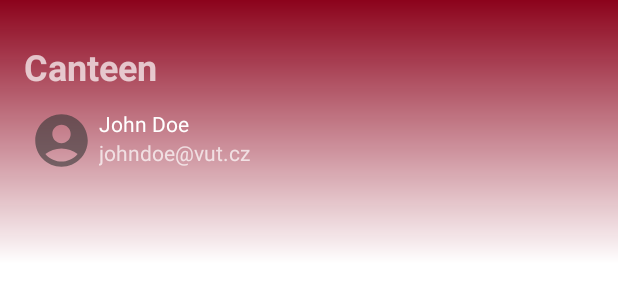
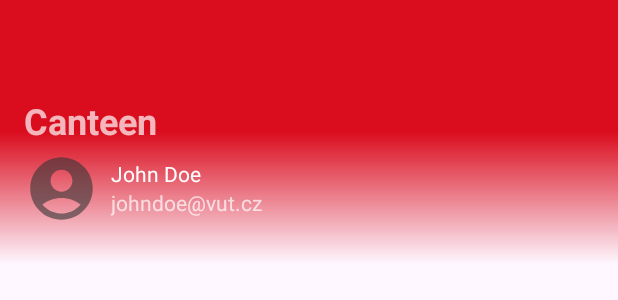
Before and after one commit to MarekHavel/ITU, an Android app: the layout menu_header.xml on its own in the app's theme, with its tools: preview values and no code run, on a phone screen of 412 x 824 dp. Shown: the top 300 px of the screen. Run offline under Robolectric (Android 15) with nearby library versions, the phone set to English and light mode, and no system bars.

Commit message:
Updated to Material3

```diff
--- a/frontend/app/src/main/res/drawable/menu_header_background.xml
+++ b/frontend/app/src/main/res/drawable/menu_header_background.xml
@@ -3,6 +3,7 @@
     <gradient
         android:angle="-90"
         android:endColor="?backgroundColor"
-        android:startColor="?colorPrimaryVariant"
+        android:centerColor="?colorPrimary"
+        android:startColor="?colorPrimary"
         android:type="linear" />
 </shape>
--- a/frontend/app/src/main/res/layout/activity_main.xml
+++ b/frontend/app/src/main/res/layout/activity_main.xml
@@ -20,6 +20,8 @@
         android:layout_height="match_parent"
         android:layout_gravity="start"
         android:fitsSystemWindows="true"
+        android:layout_marginTop="24dp"
+        app:drawerLayoutCornerSize="30dp"
         app:headerLayout="@layout/menu_header"
         app:menu="@menu/menu_content" />
 </androidx.drawerlayout.widget.DrawerLayout>
--- a/frontend/app/src/main/res/layout/menu_header.xml
+++ b/frontend/app/src/main/res/layout/menu_header.xml
@@ -1,14 +1,12 @@
 <?xml version="1.0" encoding="utf-8"?>
 <LinearLayout xmlns:android="http://schemas.android.com/apk/res/android"
     xmlns:app="http://schemas.android.com/apk/res-auto"
+    xmlns:tools="http://schemas.android.com/tools"
     android:layout_width="match_parent"
     android:layout_height="@dimen/nav_header_height"
     android:background="@drawable/menu_header_background"
     android:orientation="vertical"
-    android:paddingLeft="@dimen/activity_horizontal_margin"
-    android:paddingTop="@dimen/activity_vertical_margin"
-    android:paddingRight="@dimen/activity_horizontal_margin"
-    android:paddingBottom="@dimen/activity_vertical_margin"
+    android:fitsSystemWindows="true"
     android:theme="@style/ThemeOverlay.AppCompat.Dark">
 
     <TextView
@@ -17,33 +15,35 @@
         android:text="@string/app_name"
         android:textStyle="bold"
         android:textSize="24sp"
-        android:paddingTop="12dp"
+        android:paddingStart="16dp"
+        android:paddingEnd="16dp"
         android:paddingBottom="4dp"/>
 
     <LinearLayout
         android:layout_width="wrap_content"
         android:layout_height="wrap_content"
+        android:paddingStart="16dp"
+        android:paddingEnd="16dp"
         android:orientation="horizontal">
 
         <ImageView
             android:id="@+id/imageView"
-            android:layout_width="wrap_content"
-            android:layout_height="wrap_content"
+            android:layout_width="50dp"
+            android:layout_height="50dp"
             android:contentDescription="@string/nav_header_desc"
-            android:minWidth="50dp"
-            android:minHeight="50dp"
-            android:paddingTop="@dimen/nav_header_vertical_spacing"
             app:srcCompat="@drawable/profile" />
 
         <LinearLayout
             android:layout_width="match_parent"
             android:layout_height="match_parent"
+            android:paddingStart="8dp"
+            android:paddingEnd="8dp"
+            android:gravity="center_vertical"
             android:orientation="vertical">
 
             <TextView
-                android:layout_width="match_parent"
+                android:layout_width="wrap_content"
                 android:layout_height="wrap_content"
-                android:paddingTop="@dimen/nav_header_vertical_spacing"
                 android:text="@string/nav_header_title"
                 android:textAppearance="@style/TextAppearance.AppCompat.Body1" />
 
--- a/frontend/app/src/main/res/values-night/themes.xml
+++ b/frontend/app/src/main/res/values-night/themes.xml
@@ -1,6 +1,6 @@
 <resources xmlns:tools="http://schemas.android.com/tools">
     <!-- Base application theme. -->
-    <style name="Theme.Canteen" parent="Theme.MaterialComponents.DayNight.DarkActionBar">
+    <style name="Theme.Canteen" parent="Theme.Material3.DayNight">
         <!-- Primary brand color. -->
         <item name="colorPrimary">@color/red_900</item>
         <item name="colorPrimaryVariant">@color/red_700</item>
@@ -8,5 +8,7 @@
         <!-- Status bar color. -->
         <item name="android:statusBarColor">?attr/colorPrimaryVariant</item>
         <!-- Customize your theme here. -->
+        <item name="android:windowTranslucentStatus">true</item>
+        <item name="navigationViewStyle">@style/Widget.Canteen.NavigationView</item>
     </style>
 </resources>
--- a/frontend/app/src/main/res/values/themes.xml
+++ b/frontend/app/src/main/res/values/themes.xml
@@ -1,6 +1,6 @@
 <resources xmlns:tools="http://schemas.android.com/tools">
     <!-- Base application theme. -->
-    <style name="Theme.Canteen" parent="Theme.MaterialComponents.DayNight.DarkActionBar">
+    <style name="Theme.Canteen" parent="Theme.Material3.DayNight">
         <!-- Primary brand color. -->
         <item name="colorPrimary">@color/red_700</item>
         <item name="colorPrimaryVariant">@color/red_900</item>
@@ -8,6 +8,8 @@
         <!-- Status bar color. -->
         <item name="android:statusBarColor">?attr/colorPrimaryVariant</item>
         <!-- Customize your theme here. -->
+        <item name="android:windowTranslucentStatus">true</item>
+        <item name="navigationViewStyle">@style/Widget.Canteen.NavigationView</item>
     </style>
 
     <style name="Theme.Canteen.NoActionBar">
@@ -18,4 +20,19 @@
     <style name="Theme.Canteen.AppBarOverlay" parent="ThemeOverlay.AppCompat.Dark.ActionBar" />
 
     <style name="Theme.Canteen.PopupOverlay" parent="ThemeOverlay.AppCompat.Light" />
+
+    <style name="TextAppearance.Canteen.TitleSmall" parent="TextAppearance.Material3.TitleSmall">
+    </style>
+
+    <style name="TextAppearance.Canteen.LabelLarge" parent="TextAppearance.Material3.LabelLarge">
+    </style>
+
+    <style name="Widget.Canteen.NavigationView" parent="Widget.Material3.NavigationView">
+        <item name="materialThemeOverlay">@style/ThemeOverlay.Canteen.NavigationView</item>
+    </style>
+
+    <style name="ThemeOverlay.Canteen.NavigationView" parent="">
+        <item name="textAppearanceTitleSmall">@style/TextAppearance.Canteen.TitleSmall</item>
+        <item name="textAppearanceLabelLarge">@style/TextAppearance.Canteen.LabelLarge</item>
+    </style>
 </resources>
```
